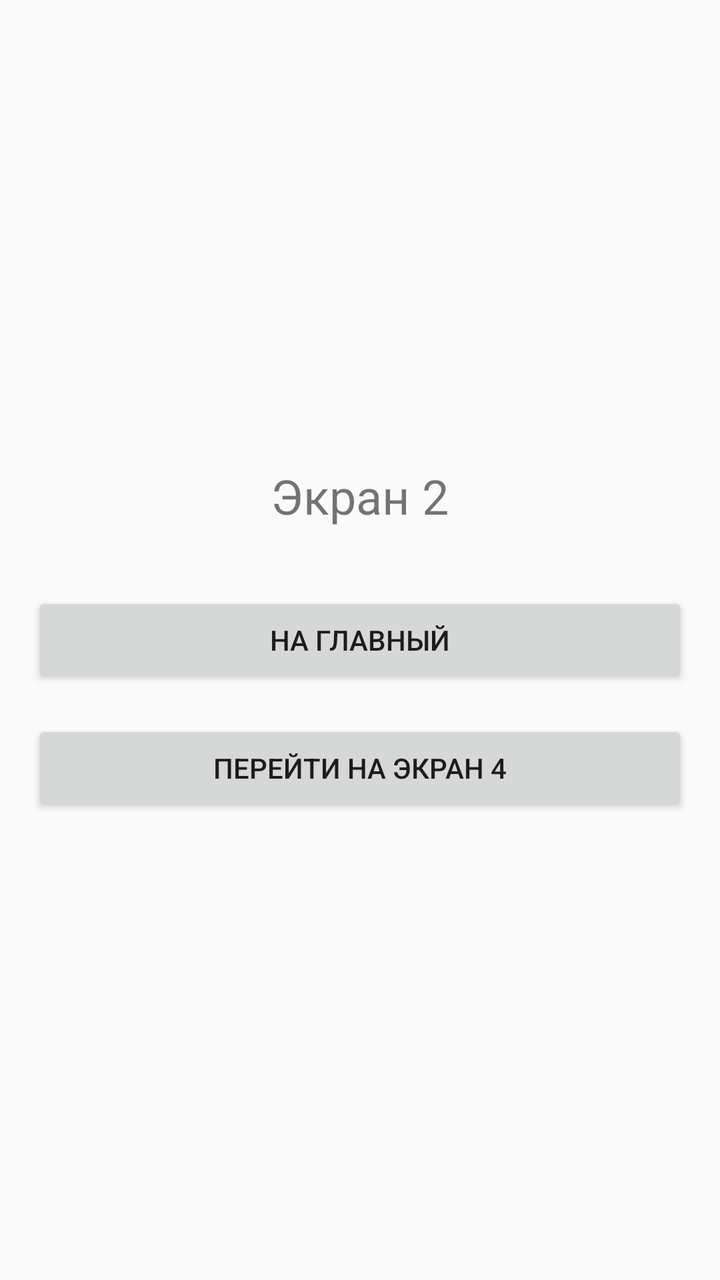
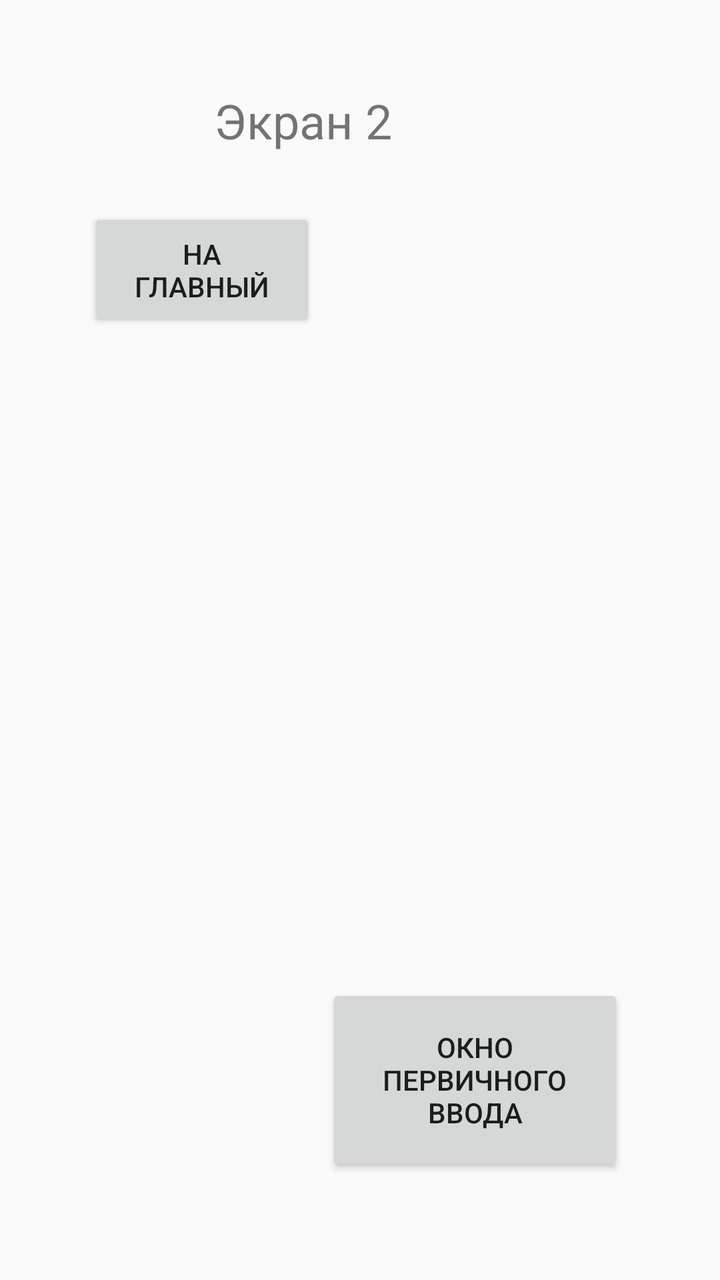

The first picture is an Android layout as it rendered before a commit; the second is the same layout after the commit. The layout source and the unified diff follow.
<!-- AndroidManifest.xml: application theme Theme.AppCompat.Light.DarkActionBar -->
<!-- res/layout/activity_screen2.xml -->
<?xml version="1.0" encoding="utf-8"?>
<LinearLayout xmlns:android="http://schemas.android.com/apk/res/android"
    android:layout_width="match_parent"
    android:layout_height="match_parent"
    android:orientation="vertical"
    android:gravity="center"
    android:padding="16dp">

    <TextView
        android:layout_width="wrap_content"
        android:layout_height="wrap_content"
        android:text="Экран 2"
        android:textSize="24sp"
        android:layout_marginBottom="32dp" />

    <Button
        android:id="@+id/btn_to_screen1"
        android:layout_width="match_parent"
        android:layout_height="wrap_content"
        android:text="На главный"
        android:layout_marginBottom="16dp" />

    <Button
        android:id="@+id/btn_to_screen4"
        android:layout_width="match_parent"
        android:layout_height="wrap_content"
        android:text="Перейти на экран 4" />

</LinearLayout>
<!-- resources referenced by this layout -->
<resources>

</resources>

<!-- the commit's change to res/layout/activity_screen2.xml (unified diff, before → after) -->
@@ -1,5 +1,7 @@
 <?xml version="1.0" encoding="utf-8"?>
-<LinearLayout xmlns:android="http://schemas.android.com/apk/res/android"
+<androidx.constraintlayout.widget.ConstraintLayout xmlns:android="http://schemas.android.com/apk/res/android"
+    xmlns:app="http://schemas.android.com/apk/res-auto"
+    xmlns:tools="http://schemas.android.com/tools"
     android:layout_width="match_parent"
     android:layout_height="match_parent"
     android:orientation="vertical"
@@ -9,21 +11,34 @@
     <TextView
         android:layout_width="wrap_content"
         android:layout_height="wrap_content"
+        android:layout_marginTop="28dp"
+        android:layout_marginEnd="148dp"
         android:text="Экран 2"
         android:textSize="24sp"
-        android:layout_marginBottom="32dp" />
+        app:layout_constraintEnd_toEndOf="parent"
+        app:layout_constraintTop_toTopOf="parent"
+        tools:ignore="MissingConstraints" />
 
     <Button
-        android:id="@+id/btn_to_screen1"
-        android:layout_width="match_parent"
-        android:layout_height="wrap_content"
+        android:id="@+id/btn_to_home"
+        android:layout_width="114dp"
+        android:layout_height="62dp"
+        android:layout_marginStart="28dp"
+        android:layout_marginTop="88dp"
         android:text="На главный"
-        android:layout_marginBottom="16dp" />
+        app:layout_constraintStart_toStartOf="parent"
+        app:layout_constraintTop_toTopOf="parent"
+        tools:ignore="MissingConstraints" />
 
     <Button
-        android:id="@+id/btn_to_screen4"
-        android:layout_width="match_parent"
-        android:layout_height="wrap_content"
-        android:text="Перейти на экран 4" />
+        android:id="@+id/btn_to_initial_input"
+        android:layout_width="149dp"
+        android:layout_height="96dp"
+        android:layout_marginEnd="32dp"
+        android:layout_marginBottom="36dp"
+        android:text="окно первичного ввода"
+        app:layout_constraintBottom_toBottomOf="parent"
+        app:layout_constraintEnd_toEndOf="parent"
+        tools:ignore="MissingConstraints" />
 
-</LinearLayout>
+</androidx.constraintlayout.widget.ConstraintLayout>
